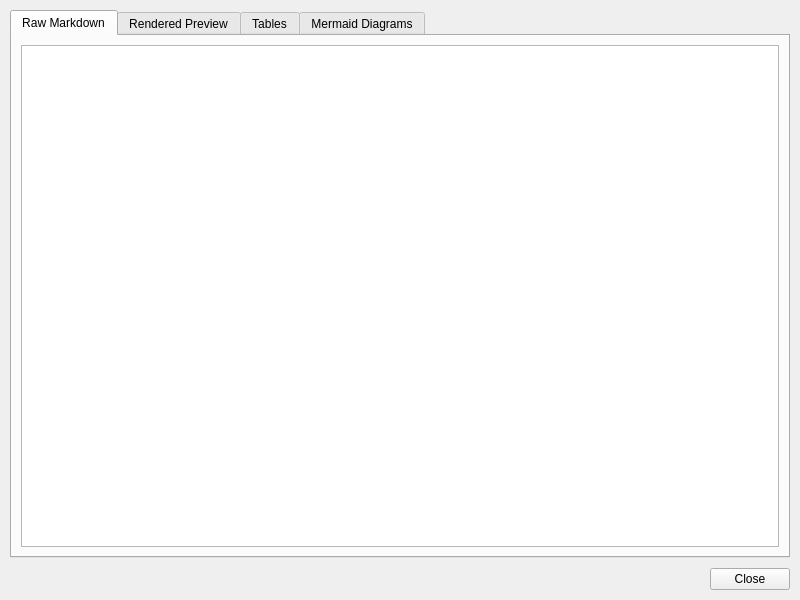
Old version of the form ui/preview_dialog.ui in the repository Arean82/Markdown-to-Word-Excel-Converter.
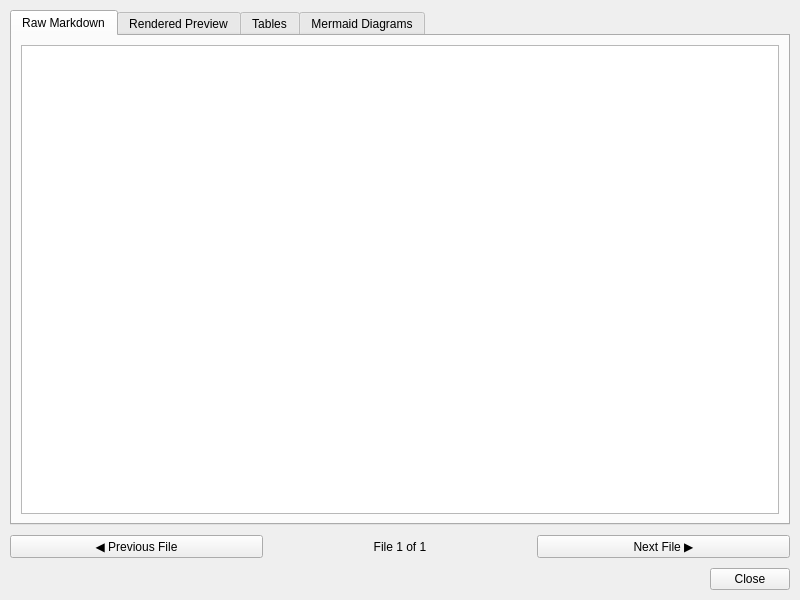
New version of the form.

Commit message: feat: implement GUI and core logic for Markdown and Mermaid diagram conversion tool

```diff
--- a/ui/preview_dialog.ui
+++ b/ui/preview_dialog.ui
@@ -161,6 +161,34 @@
     </widget>
    </item>
    
+   <item>
+    <layout class="QHBoxLayout" name="navLayout">
+     <item>
+      <widget class="QPushButton" name="prevFileBtn">
+       <property name="text">
+        <string>◀ Previous File</string>
+       </property>
+      </widget>
+     </item>
+     <item>
+      <widget class="QLabel" name="fileIndicatorLabel">
+       <property name="text">
+        <string>File 1 of 1</string>
+       </property>
+       <property name="alignment">
+        <set>Qt::AlignmentFlag::AlignCenter</set>
+       </property>
+      </widget>
+     </item>
+     <item>
+      <widget class="QPushButton" name="nextFileBtn">
+       <property name="text">
+        <string>Next File ▶</string>
+       </property>
+      </widget>
+     </item>
+    </layout>
+   </item>
    <item>
     <widget class="QDialogButtonBox" name="buttonBox">
      <property name="orientation">
```
The commit also changes 3 other files.
